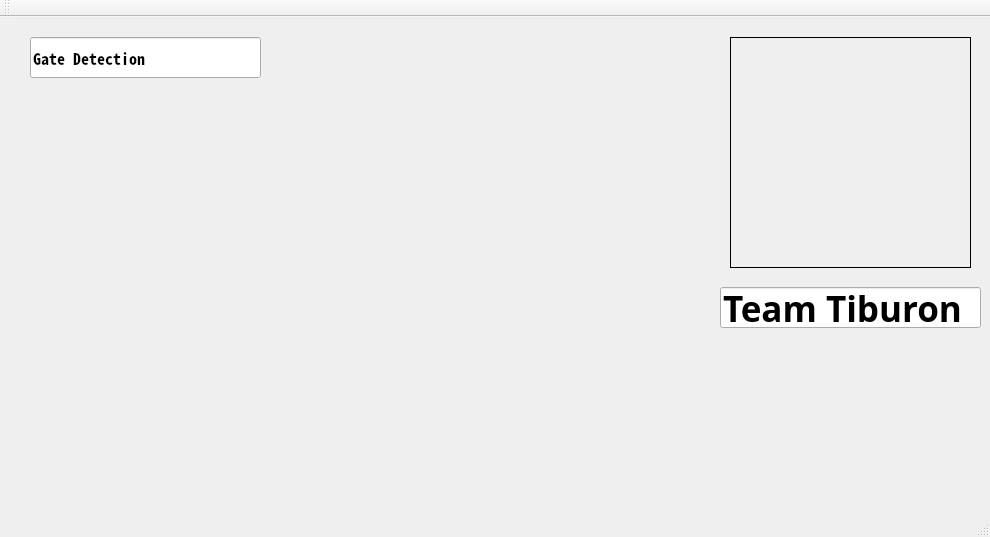
Old version of the form ui/yellowflare.ui in the repository Sayansree/tiburon_gui.
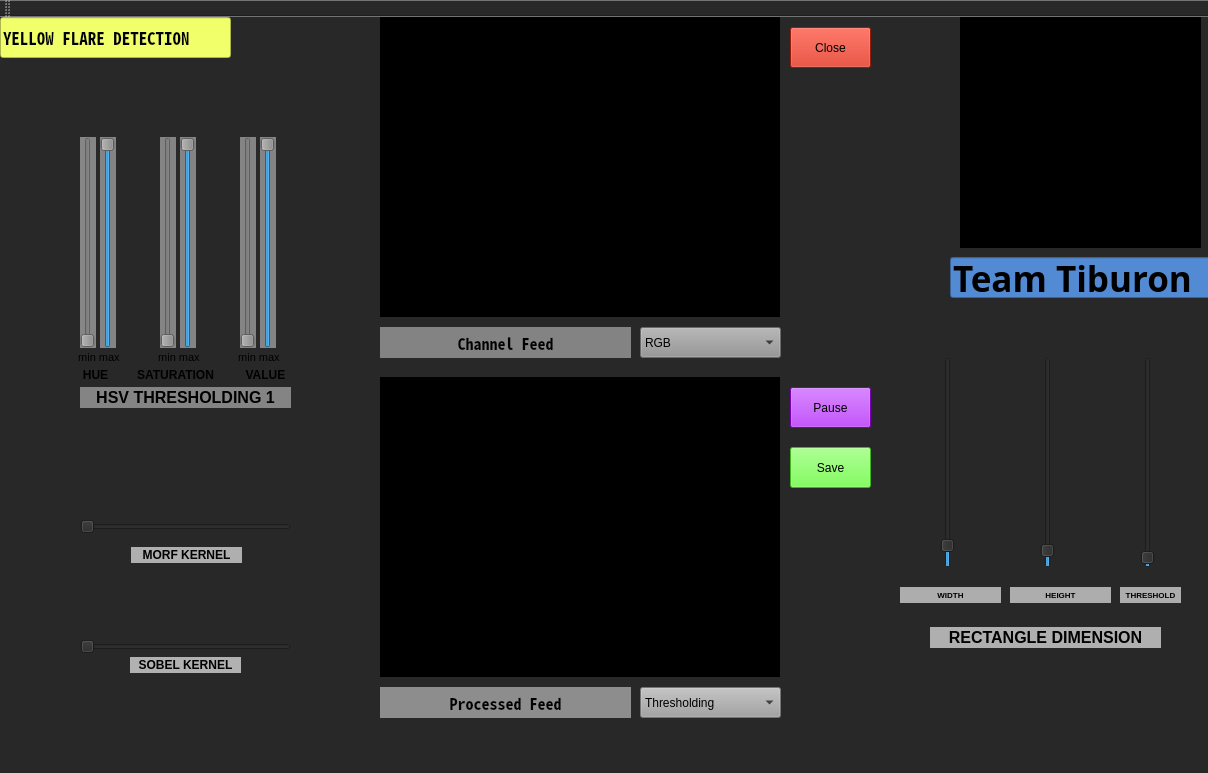
New version of the form.

Diff of the .ui file:
```diff
--- a/ui/yellowflare.ui
+++ b/ui/yellowflare.ui
@@ -6,13 +6,16 @@
    <rect>
     <x>0</x>
     <y>0</y>
-    <width>990</width>
-    <height>537</height>
+    <width>1208</width>
+    <height>773</height>
    </rect>
   </property>
   <property name="windowTitle">
    <string>Yellow Flare Tuner</string>
   </property>
+  <property name="styleSheet">
+   <string notr="true">background-color: rgb(40, 40, 40);</string>
+  </property>
   <property name="tabShape">
    <enum>QTabWidget::Rounded</enum>
   </property>
@@ -20,12 +23,15 @@
    <widget class="QLabel" name="logo">
     <property name="geometry">
      <rect>
-      <x>730</x>
-      <y>20</y>
+      <x>960</x>
+      <y>0</y>
       <width>241</width>
       <height>231</height>
      </rect>
     </property>
+    <property name="styleSheet">
+     <string notr="true">background-color: rgb(0, 0, 0);</string>
+    </property>
     <property name="frameShape">
      <enum>QFrame::Box</enum>
     </property>
@@ -45,8 +51,8 @@
    <widget class="QLineEdit" name="TiburonLabel">
     <property name="geometry">
      <rect>
-      <x>720</x>
-      <y>270</y>
+      <x>950</x>
+      <y>240</y>
       <width>261</width>
       <height>41</height>
      </rect>
@@ -59,6 +65,9 @@
       <bold>true</bold>
      </font>
     </property>
+    <property name="styleSheet">
+     <string notr="true">background-color: rgb(82, 139, 212);</string>
+    </property>
     <property name="text">
      <string>Team Tiburon</string>
     </property>
@@ -69,8 +78,8 @@
    <widget class="QLineEdit" name="lineEdit_2">
     <property name="geometry">
      <rect>
-      <x>30</x>
-      <y>20</y>
+      <x>0</x>
+      <y>0</y>
       <width>231</width>
       <height>41</height>
      </rect>
@@ -78,19 +87,827 @@
     <property name="font">
      <font>
       <family>Noto Sans Mono CJK JP</family>
-      <pointsize>12</pointsize>
+      <pointsize>13</pointsize>
       <weight>75</weight>
       <bold>true</bold>
       <underline>false</underline>
      </font>
     </property>
+    <property name="styleSheet">
+     <string notr="true">background-color: rgb(241, 255, 106);</string>
+    </property>
     <property name="text">
-     <string>Gate Detection</string>
+     <string>YELLOW FLARE DETECTION</string>
     </property>
     <property name="readOnly">
      <bool>true</bool>
     </property>
    </widget>
+   <widget class="QLabel" name="label_2">
+    <property name="geometry">
+     <rect>
+      <x>150</x>
+      <y>330</y>
+      <width>61</width>
+      <height>21</height>
+     </rect>
+    </property>
+    <property name="font">
+     <font>
+      <pointsize>8</pointsize>
+     </font>
+    </property>
+    <property name="text">
+     <string>min max </string>
+    </property>
+    <property name="alignment">
+     <set>Qt::AlignCenter</set>
+    </property>
+   </widget>
+   <widget class="QLabel" name="label_8">
+    <property name="geometry">
+     <rect>
+      <x>130</x>
+      <y>350</y>
+      <width>91</width>
+      <height>16</height>
+     </rect>
+    </property>
+    <property name="font">
+     <font>
+      <pointsize>9</pointsize>
+      <weight>75</weight>
+      <bold>true</bold>
+     </font>
+    </property>
+    <property name="text">
+     <string>SATURATION</string>
+    </property>
+    <property name="alignment">
+     <set>Qt::AlignCenter</set>
+    </property>
+   </widget>
+   <widget class="QLabel" name="out">
+    <property name="geometry">
+     <rect>
+      <x>380</x>
+      <y>360</y>
+      <width>400</width>
+      <height>300</height>
+     </rect>
+    </property>
+    <property name="styleSheet">
+     <string notr="true">background-color: rgb(0, 0, 0);</string>
+    </property>
+    <property name="frameShape">
+     <enum>QFrame::Box</enum>
+    </property>
+    <property name="text">
+     <string/>
+    </property>
+   </widget>
+   <widget class="QComboBox" name="channel">
+    <property name="geometry">
+     <rect>
+      <x>640</x>
+      <y>310</y>
+      <width>141</width>
+      <height>31</height>
+     </rect>
+    </property>
+    <property name="font">
+     <font>
+      <pointsize>9</pointsize>
+     </font>
+    </property>
+    <property name="styleSheet">
+     <string notr="true">background-color: rgb(148, 148, 148);</string>
+    </property>
+    <property name="currentIndex">
+     <number>0</number>
+    </property>
+    <item>
+     <property name="text">
+      <string>RGB</string>
+     </property>
+    </item>
+    <item>
+     <property name="text">
+      <string>R only</string>
+     </property>
+    </item>
+    <item>
+     <property name="text">
+      <string>G only</string>
+     </property>
+    </item>
+    <item>
+     <property name="text">
+      <string>B only</string>
+     </property>
+    </item>
+    <item>
+     <property name="text">
+      <string>HSV</string>
+     </property>
+    </item>
+    <item>
+     <property name="text">
+      <string>H only</string>
+     </property>
+    </item>
+    <item>
+     <property name="text">
+      <string>S only</string>
+     </property>
+    </item>
+    <item>
+     <property name="text">
+      <string>V only</string>
+     </property>
+    </item>
+    <item>
+     <property name="text">
+      <string>Gray</string>
+     </property>
+    </item>
+   </widget>
+   <widget class="QLabel" name="label">
+    <property name="geometry">
+     <rect>
+      <x>70</x>
+      <y>330</y>
+      <width>61</width>
+      <height>21</height>
+     </rect>
+    </property>
+    <property name="font">
+     <font>
+      <pointsize>8</pointsize>
+     </font>
+    </property>
+    <property name="text">
+     <string>min max </string>
+    </property>
+    <property name="alignment">
+     <set>Qt::AlignCenter</set>
+    </property>
+   </widget>
+   <widget class="QLabel" name="label_16">
+    <property name="geometry">
+     <rect>
+      <x>900</x>
+      <y>570</y>
+      <width>101</width>
+      <height>16</height>
+     </rect>
+    </property>
+    <property name="font">
+     <font>
+      <pointsize>6</pointsize>
+      <weight>75</weight>
+      <bold>true</bold>
+     </font>
+    </property>
+    <property name="styleSheet">
+     <string notr="true">background-color: rgb(173, 173, 173);</string>
+    </property>
+    <property name="text">
+     <string>WIDTH</string>
+    </property>
+    <property name="alignment">
+     <set>Qt::AlignCenter</set>
+    </property>
+   </widget>
+   <widget class="QLabel" name="label_18">
+    <property name="geometry">
+     <rect>
+      <x>130</x>
+      <y>640</y>
+      <width>111</width>
+      <height>16</height>
+     </rect>
+    </property>
+    <property name="font">
+     <font>
+      <pointsize>9</pointsize>
+      <weight>75</weight>
+      <bold>true</bold>
+     </font>
+    </property>
+    <property name="styleSheet">
+     <string notr="true">background-color: rgb(177, 177, 177);</string>
+    </property>
+    <property name="text">
+     <string>SOBEL KERNEL</string>
+    </property>
+    <property name="alignment">
+     <set>Qt::AlignCenter</set>
+    </property>
+   </widget>
+   <widget class="QLabel" name="label_7">
+    <property name="geometry">
+     <rect>
+      <x>80</x>
+      <y>350</y>
+      <width>31</width>
+      <height>16</height>
+     </rect>
+    </property>
+    <property name="font">
+     <font>
+      <pointsize>9</pointsize>
+      <weight>75</weight>
+      <bold>true</bold>
+     </font>
+    </property>
+    <property name="text">
+     <string>HUE</string>
+    </property>
+    <property name="alignment">
+     <set>Qt::AlignCenter</set>
+    </property>
+   </widget>
+   <widget class="QLabel" name="label_3">
+    <property name="geometry">
+     <rect>
+      <x>230</x>
+      <y>330</y>
+      <width>61</width>
+      <height>21</height>
+     </rect>
+    </property>
+    <property name="font">
+     <font>
+      <pointsize>8</pointsize>
+     </font>
+    </property>
+    <property name="text">
+     <string>min max </string>
+    </property>
+    <property name="alignment">
+     <set>Qt::AlignCenter</set>
+    </property>
+   </widget>
+   <widget class="QSlider" name="vmin">
+    <property name="geometry">
+     <rect>
+      <x>240</x>
+      <y>120</y>
+      <width>16</width>
+      <height>211</height>
+     </rect>
+    </property>
+    <property name="styleSheet">
+     <string notr="true">background-color: rgb(132, 132, 132);</string>
+    </property>
+    <property name="maximum">
+     <number>255</number>
+    </property>
+    <property name="orientation">
+     <enum>Qt::Vertical</enum>
+    </property>
+   </widget>
+   <widget class="QSlider" name="sobel">
+    <property name="geometry">
+     <rect>
+      <x>80</x>
+      <y>620</y>
+      <width>211</width>
+      <height>20</height>
+     </rect>
+    </property>
+    <property name="minimum">
+     <number>1</number>
+    </property>
+    <property name="maximum">
+     <number>15</number>
+    </property>
+    <property name="singleStep">
+     <number>2</number>
+    </property>
+    <property name="orientation">
+     <enum>Qt::Horizontal</enum>
+    </property>
+   </widget>
+   <widget class="QLabel" name="label_20">
+    <property name="geometry">
+     <rect>
+      <x>1120</x>
+      <y>570</y>
+      <width>61</width>
+      <height>16</height>
+     </rect>
+    </property>
+    <property name="font">
+     <font>
+      <pointsize>6</pointsize>
+      <weight>75</weight>
+      <bold>true</bold>
+     </font>
+    </property>
+    <property name="styleSheet">
+     <string notr="true">background-color: rgb(173, 173, 173);</string>
+    </property>
+    <property name="text">
+     <string>THRESHOLD</string>
+    </property>
+    <property name="alignment">
+     <set>Qt::AlignCenter</set>
+    </property>
+   </widget>
+   <widget class="QSlider" name="vmax">
+    <property name="geometry">
+     <rect>
+      <x>260</x>
+      <y>120</y>
+      <width>16</width>
+      <height>211</height>
+     </rect>
+    </property>
+    <property name="styleSheet">
+     <string notr="true">background-color: rgb(132, 132, 132);</string>
+    </property>
+    <property name="maximum">
+     <number>255</number>
+    </property>
+    <property name="value">
+     <number>255</number>
+    </property>
+    <property name="orientation">
+     <enum>Qt::Vertical</enum>
+    </property>
+   </widget>
+   <widget class="QSlider" name="height">
+    <property name="geometry">
+     <rect>
+      <x>1040</x>
+      <y>340</y>
+      <width>16</width>
+      <height>211</height>
+     </rect>
+    </property>
+    <property name="maximum">
+     <number>200</number>
+    </property>
+    <property name="value">
+     <number>10</number>
+    </property>
+    <property name="orientation">
+     <enum>Qt::Vertical</enum>
+    </property>
+   </widget>
+   <widget class="QLabel" name="channelLabel">
+    <property name="geometry">
+     <rect>
+      <x>380</x>
+      <y>310</y>
+      <width>251</width>
+      <height>31</height>
+     </rect>
+    </property>
+    <property name="font">
+     <font>
+      <family>Noto Sans Mono CJK JP</family>
+      <pointsize>12</pointsize>
+      <weight>75</weight>
+      <bold>true</bold>
+     </font>
+    </property>
+    <property name="styleSheet">
+     <string notr="true">background-color: rgb(131, 131, 131);</string>
+    </property>
+    <property name="text">
+     <string>Channel Feed</string>
+    </property>
+    <property name="alignment">
+     <set>Qt::AlignCenter</set>
+    </property>
+   </widget>
+   <widget class="QLabel" name="label_9">
+    <property name="geometry">
+     <rect>
+      <x>240</x>
+      <y>350</y>
+      <width>51</width>
+      <height>16</height>
+     </rect>
+    </property>
+    <property name="font">
+     <font>
+      <pointsize>9</pointsize>
+      <weight>75</weight>
+      <bold>true</bold>
+     </font>
+    </property>
+    <property name="text">
+     <string>VALUE</string>
+    </property>
+    <property name="alignment">
+     <set>Qt::AlignCenter</set>
+    </property>
+   </widget>
+   <widget class="QPushButton" name="save">
+    <property name="geometry">
+     <rect>
+      <x>790</x>
+      <y>430</y>
+      <width>81</width>
+      <height>41</height>
+     </rect>
+    </property>
+    <property name="font">
+     <font>
+      <pointsize>9</pointsize>
+     </font>
+    </property>
+    <property name="styleSheet">
+     <string notr="true">background-color: rgb(93, 255, 44);</string>
+    </property>
+    <property name="text">
+     <string>Save</string>
+    </property>
+   </widget>
+   <widget class="QComboBox" name="out_channel">
+    <property name="geometry">
+     <rect>
+      <x>640</x>
+      <y>670</y>
+      <width>141</width>
+      <height>31</height>
+     </rect>
+    </property>
+    <property name="font">
+     <font>
+      <pointsize>9</pointsize>
+     </font>
+    </property>
+    <property name="styleSheet">
+     <string notr="true">background-color: rgb(163, 163, 163);</string>
+    </property>
+    <property name="currentIndex">
+     <number>0</number>
+    </property>
+    <item>
+     <property name="text">
+      <string>Thresholding</string>
+     </property>
+    </item>
+    <item>
+     <property name="text">
+      <string>MorphTransform</string>
+     </property>
+    </item>
+    <item>
+     <property name="text">
+      <string>Sobel</string>
+     </property>
+    </item>
+    <item>
+     <property name="text">
+      <string>Contour Rectangle</string>
+     </property>
+    </item>
+   </widget>
+   <widget class="QLabel" name="label_15">
+    <property name="geometry">
+     <rect>
+      <x>930</x>
+      <y>610</y>
+      <width>231</width>
+      <height>21</height>
+     </rect>
+    </property>
+    <property name="font">
+     <font>
+      <pointsize>12</pointsize>
+      <weight>75</weight>
+      <bold>true</bold>
+     </font>
+    </property>
+    <property name="styleSheet">
+     <string notr="true">background-color: rgb(175, 175, 175);
+</string>
+    </property>
+    <property name="text">
+     <string>RECTANGLE DIMENSION</string>
+    </property>
+    <property name="alignment">
+     <set>Qt::AlignCenter</set>
+    </property>
+   </widget>
+   <widget class="QLabel" name="label_17">
+    <property name="geometry">
+     <rect>
+      <x>131</x>
+      <y>530</y>
+      <width>111</width>
+      <height>16</height>
+     </rect>
+    </property>
+    <property name="font">
+     <font>
+      <pointsize>9</pointsize>
+      <weight>75</weight>
+      <bold>true</bold>
+     </font>
+    </property>
+    <property name="styleSheet">
+     <string notr="true">background-color: rgb(175, 175, 175);</string>
+    </property>
+    <property name="text">
+     <string>MORF KERNEL</string>
+    </property>
+    <property name="alignment">
+     <set>Qt::AlignCenter</set>
+    </property>
+   </widget>
+   <widget class="QSlider" name="width">
+    <property name="geometry">
+     <rect>
+      <x>940</x>
+      <y>340</y>
+      <width>16</width>
+      <height>211</height>
+     </rect>
+    </property>
+    <property name="maximum">
+     <number>200</number>
+    </property>
+    <property name="value">
+     <number>15</number>
+    </property>
+    <property name="orientation">
+     <enum>Qt::Vertical</enum>
+    </property>
+   </widget>
+   <widget class="QSlider" name="hmin">
+    <property name="geometry">
+     <rect>
+      <x>80</x>
+      <y>120</y>
+      <width>16</width>
+      <height>211</height>
+     </rect>
+    </property>
+    <property name="styleSheet">
+     <string notr="true">background-color: rgb(134, 134, 134);</string>
+    </property>
+    <property name="minimum">
+     <number>0</number>
+    </property>
+    <property name="maximum">
+     <number>179</number>
+    </property>
+    <property name="orientation">
+     <enum>Qt::Vertical</enum>
+    </property>
+   </widget>
+   <widget class="QLabel" name="label_10">
+    <property name="geometry">
+     <rect>
+      <x>80</x>
+      <y>370</y>
+      <width>211</width>
+      <height>21</height>
+     </rect>
+    </property>
+    <property name="font">
+     <font>
+      <pointsize>12</pointsize>
+      <weight>75</weight>
+      <bold>true</bold>
+     </font>
+    </property>
+    <property name="styleSheet">
+     <string notr="true">background-color: rgb(132, 132, 132);</string>
+    </property>
+    <property name="text">
+     <string>HSV THRESHOLDING 1</string>
+    </property>
+    <property name="alignment">
+     <set>Qt::AlignCenter</set>
+    </property>
+   </widget>
+   <widget class="QSlider" name="smax">
+    <property name="geometry">
+     <rect>
+      <x>180</x>
+      <y>120</y>
+      <width>16</width>
+      <height>211</height>
+     </rect>
+    </property>
+    <property name="styleSheet">
+     <string notr="true">background-color: rgb(132, 132, 132);</string>
+    </property>
+    <property name="maximum">
+     <number>255</number>
+    </property>
+    <property name="value">
+     <number>255</number>
+    </property>
+    <property name="orientation">
+     <enum>Qt::Vertical</enum>
+    </property>
+   </widget>
+   <widget class="QSlider" name="open_morph">
+    <property name="geometry">
+     <rect>
+      <x>80</x>
+      <y>500</y>
+      <width>211</width>
+      <height>20</height>
+     </rect>
+    </property>
+    <property name="minimum">
+     <number>1</number>
+    </property>
+    <property name="maximum">
+     <number>7</number>
+    </property>
+    <property name="singleStep">
+     <number>2</number>
+    </property>
+    <property name="orientation">
+     <enum>Qt::Horizontal</enum>
+    </property>
+   </widget>
+   <widget class="QSlider" name="smin">
+    <property name="geometry">
+     <rect>
+      <x>160</x>
+      <y>120</y>
+      <width>16</width>
+      <height>211</height>
+     </rect>
+    </property>
+    <property name="styleSheet">
+     <string notr="true">background-color: rgb(132, 132, 132);</string>
+    </property>
+    <property name="maximum">
+     <number>255</number>
+    </property>
+    <property name="orientation">
+     <enum>Qt::Vertical</enum>
+    </property>
+   </widget>
+   <widget class="QLabel" name="outLabel">
+    <property name="geometry">
+     <rect>
+      <x>380</x>
+      <y>670</y>
+      <width>251</width>
+      <height>31</height>
+     </rect>
+    </property>
+    <property name="font">
+     <font>
+      <family>Noto Sans Mono CJK JP</family>
+      <pointsize>12</pointsize>
+      <weight>75</weight>
+      <bold>true</bold>
+     </font>
+    </property>
+    <property name="styleSheet">
+     <string notr="true">background-color: rgb(141, 141, 141);</string>
+    </property>
+    <property name="text">
+     <string>Processed Feed</string>
+    </property>
+    <property name="alignment">
+     <set>Qt::AlignCenter</set>
+    </property>
+   </widget>
+   <widget class="QSlider" name="hmax">
+    <property name="geometry">
+     <rect>
+      <x>100</x>
+      <y>120</y>
+      <width>16</width>
+      <height>211</height>
+     </rect>
+    </property>
+    <property name="styleSheet">
+     <string notr="true">background-color: rgb(132, 132, 132);
+</string>
+    </property>
+    <property name="maximum">
+     <number>179</number>
+    </property>
+    <property name="value">
+     <number>179</number>
+    </property>
+    <property name="orientation">
+     <enum>Qt::Vertical</enum>
+    </property>
+   </widget>
+   <widget class="QSlider" name="HL_th">
+    <property name="geometry">
+     <rect>
+      <x>1140</x>
+      <y>340</y>
+      <width>16</width>
+      <height>211</height>
+     </rect>
+    </property>
+    <property name="maximum">
+     <number>300</number>
+    </property>
+    <property name="value">
+     <number>5</number>
+    </property>
+    <property name="orientation">
+     <enum>Qt::Vertical</enum>
+    </property>
+   </widget>
+   <widget class="QLabel" name="label_19">
+    <property name="geometry">
+     <rect>
+      <x>1010</x>
+      <y>570</y>
+      <width>101</width>
+      <height>16</height>
+     </rect>
+    </property>
+    <property name="font">
+     <font>
+      <pointsize>6</pointsize>
+      <weight>75</weight>
+      <bold>true</bold>
+     </font>
+    </property>
+    <property name="styleSheet">
+     <string notr="true">background-color: rgb(173, 173, 173);</string>
+    </property>
+    <property name="text">
+     <string>HEIGHT</string>
+    </property>
+    <property name="alignment">
+     <set>Qt::AlignCenter</set>
+    </property>
+   </widget>
+   <widget class="QLabel" name="channel_show">
+    <property name="geometry">
+     <rect>
+      <x>380</x>
+      <y>0</y>
+      <width>400</width>
+      <height>300</height>
+     </rect>
+    </property>
+    <property name="styleSheet">
+     <string notr="true">background-color: rgb(0, 0, 0);</string>
+    </property>
+    <property name="frameShape">
+     <enum>QFrame::Box</enum>
+    </property>
+    <property name="text">
+     <string/>
+    </property>
+   </widget>
+   <widget class="QPushButton" name="pause">
+    <property name="geometry">
+     <rect>
+      <x>790</x>
+      <y>370</y>
+      <width>81</width>
+      <height>41</height>
+     </rect>
+    </property>
+    <property name="font">
+     <font>
+      <pointsize>9</pointsize>
+     </font>
+    </property>
+    <property name="styleSheet">
+     <string notr="true">background-color: rgb(170, 0, 255);</string>
+    </property>
+    <property name="text">
+     <string>Pause</string>
+    </property>
+   </widget>
+   <widget class="QPushButton" name="close">
+    <property name="geometry">
+     <rect>
+      <x>790</x>
+      <y>10</y>
+      <width>81</width>
+      <height>41</height>
+     </rect>
+    </property>
+    <property name="font">
+     <font>
+      <pointsize>9</pointsize>
+     </font>
+    </property>
+    <property name="styleSheet">
+     <string notr="true">background-color: rgb(208, 39, 17);</string>
+    </property>
+    <property name="text">
+     <string>Close</string>
+    </property>
+   </widget>
   </widget>
   <widget class="QMenuBar" name="menuBar">
    <property name="geometry">
```
Left out of the diff: 7 changed lines with no effect on the pictures.
